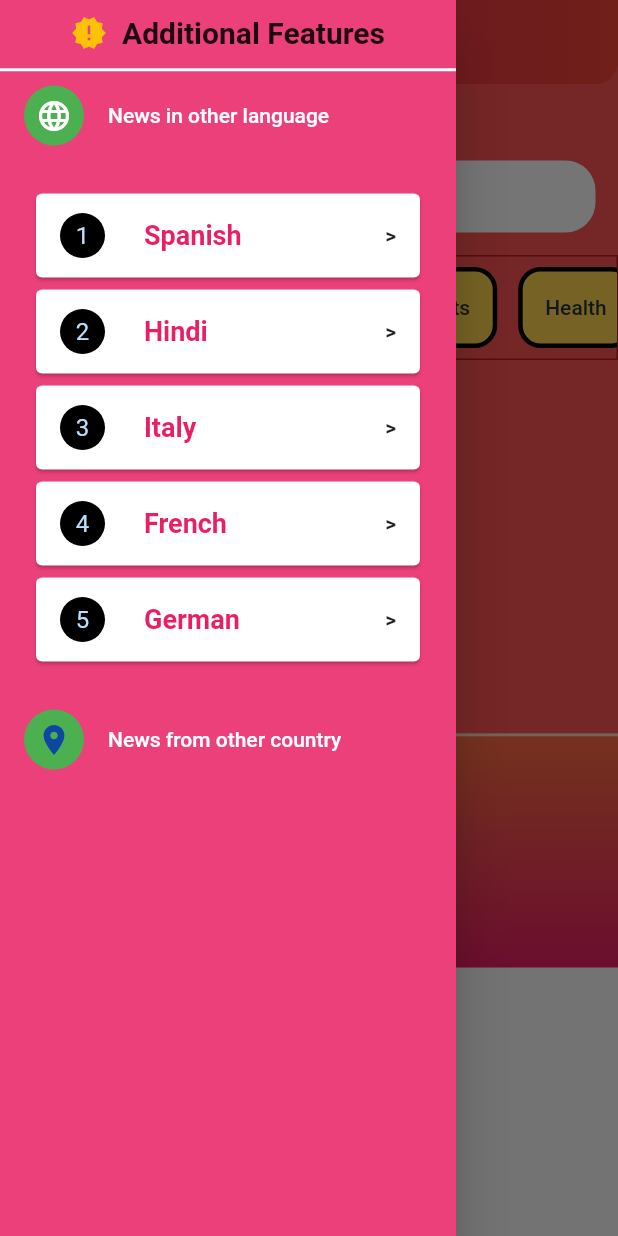
After one commit to abrana411/news_app, a Flutter app: the screen it shows after launch, in the side drawer, after a tap on "News in other language", on a phone screen of 412 x 824 dp. The commit adds this screen. Run offline on Flutter 3.47's test engine with Material 2 defaults, Android fonts, the phone set to English and light mode, and no system bars; drawn by our look-alikes of carousel_slider; our stand-ins replace flutter_spinkit, webview_flutter; network calls fail.

Commit message:
solved he serach functionality bug and also added additional features option to the apk

```diff
--- a/newsapp/lib/providers/newsprovider.dart
+++ b/newsapp/lib/providers/newsprovider.dart
@@ -15,32 +15,39 @@ class newsProvider with ChangeNotifier {
   final List<newsData> _itemtechnology = [];
   final List<newsData> _itementertainment = [];
   final List<newsData> _itemSearched = [];
+  final List<newsData> _itemadditional = [];
 
   List<newsData> get item {
     return [..._items]; //returning the clone of this _items list
   }
 
-  List<newsData> itemCategory(String cat) {
+  List<newsData> itemCategory(String cat, bool isadditional) {
     //here not making a getter rather a method that will give the copy of the desired ategory list having news
-    if (cat == "india") {
+    if (cat == "india" && !isadditional) {
       return [..._itemsindia];
-    } else if (cat == "business") {
+    } else if (cat == "business" && !isadditional) {
       return [..._itembusiness];
-    } else if (cat == "entertainment") {
+    } else if (cat == "entertainment" && !isadditional) {
       return [..._itementertainment];
-    } else if (cat == "general") {
+    } else if (cat == "general" && !isadditional) {
       return [..._itemgeneral];
-    } else if (cat == "health") {
+    } else if (cat == "health" && !isadditional) {
       return [..._itemhealth];
-    } else if (cat == "science") {
+    } else if (cat == "science" && !isadditional) {
       return [..._itemscience];
-    } else if (cat == "sports") {
+    } else if (cat == "sports" && !isadditional) {
       return [..._itemsports];
-    } else if (cat == "technology") {
+    } else if (cat == "technology" && !isadditional) {
       return [..._itemtechnology];
     } else //if any thing is searched
     {
-      return [..._itemSearched];
+      if (isadditional) {
+        //agar country ya language h to
+        //print("yoyoyo");
+        return [..._itemadditional];
+      } else {
+        return [..._itemSearched];
+      }
     }
   }
 
@@ -65,7 +72,6 @@ class newsProvider with ChangeNotifier {
               title: ele["title"]);
 
           _items.add(instance); //adding this new instamce to the _items list
-
         } catch (e) {
           //print(e);
         }
@@ -73,6 +79,47 @@ class newsProvider with ChangeNotifier {
       notifyListeners();
     } catch (err) {
       // print(err);
+    }
+  }
+
+  Future<void> fetchAdditional(String counlan, bool iscountry) async {
+    _itemadditional
+        .clear(); //shuru me khali kar denge koi previous chej hogi isme to
+    //print(counlan + "   coun");
+    var url = "";
+    if (!iscountry) //agar language ki chahiyie to
+    {
+      url =
+          "https://newsapi.org/v2/everything?language=$counlan&q=-china&apiKey=dde8eb71d71b4f79a8f5e0b9943fd73a";
+    } else {
+      url =
+          "https://newsapi.org/v2/top-headlines?country=$counlan&apiKey=dde8eb71d71b4f79a8f5e0b9943fd73a";
+    }
+
+    try {
+      final res = await http.get(Uri.parse(url));
+      final data = jsonDecode(res.body);
+      //print(url);
+      data["articles"].forEach((ele) {
+        try {
+          newsData instance = newsData(
+              //creating a new instance
+              UrltoMore: ele["url"],
+              ImageToUrl: ele["urlToImage"],
+              desc: ele["description"],
+              title: ele["title"]);
+          if (ele["url"].toString().substring(0, 5) == "https") {
+            _itemadditional.add(instance);
+          }
+        } catch (err) {
+          //print(err);
+          //print("1");
+        }
+      });
+      notifyListeners();
+    } catch (err) {
+      //print(err);
+      //print("2");
     }
   }
 
--- a/newsapp/lib/screens/category.dart
+++ b/newsapp/lib/screens/category.dart
@@ -50,7 +50,7 @@ class _categoryScreenState extends State<categoryScreen> {
   @override
   Widget build(BuildContext context) {
     var data = Provider.of<newsProvider>(context, listen: false).itemCategory(
-        widget.category); //getting the list of news of desired category
+        widget.category, false); //getting the list of news of desired category
     return Scaffold(
       extendBodyBehindAppBar:
           true, //this make the content of body behind appbar too..and making it true as want to show rounded brder in appbar so...have to make color behind appbar same with body i will exend body from top itself
--- a/newsapp/lib/screens/home.dart
+++ b/newsapp/lib/screens/home.dart
@@ -13,6 +13,7 @@ import '../providers/newsprovider.dart';
 import '../screens/category.dart';
 import '../screens/search.dart';
 import '../widgets/newsviews.dart';
+import '../widgets/draw_er.dart';
 
 class HomeScreen extends StatefulWidget {
   static const routeName = "/home";
@@ -89,7 +90,8 @@ class _HomeScreenState extends State<HomeScreen> {
     var data = Provider.of<newsProvider>(context, listen: false)
         .item; //getting the list once we have fetched the data
     var dataSlider = Provider.of<newsProvider>(context, listen: false)
-        .itemCategory("india"); //getting the list once we have fetched the data
+        .itemCategory(
+            "india", false); //getting the list once we have fetched the data
 
     var smalldataSlider = dataSlider.length >
             7 //if we have like 1000 items and we want only few then it is better to make contraint inside the for loop in the provider where we are fetching data ...because agar usse is tarike se krenge to uper vali list me sab kuch store hoga and that will take a lot of memory
@@ -106,6 +108,11 @@ class _HomeScreenState extends State<HomeScreen> {
     final random = Random(); //creating instance of random class
     final String exgenre = genre[random.nextInt(genre.length)];
     return Scaffold(
+        drawer: Theme(
+            data: Theme.of(context).copyWith(
+                //changing the clor of the drawer using theme
+                canvasColor: Colors.pink[400]),
+            child: const sideScr()),
         extendBodyBehindAppBar:
             true, //this make the content of body behind appbar too..and making it true as want to show rounded brder in appbar so...have to make color behind appbar same with body i will exend body from top itself
 
--- a/newsapp/lib/screens/search.dart
+++ b/newsapp/lib/screens/search.dart
@@ -80,7 +80,7 @@ class _searchScreenState extends State<searchScreen> {
     final random = Random(); //creating instance of random class
     final String exgenre = genre[random.nextInt(genre.length)];
     var data = Provider.of<newsProvider>(context, listen: false)
-        .itemCategory(widget.searchedText);
+        .itemCategory(widget.searchedText, false);
     var _isvalidSearch = data.isEmpty
         ? false
         : true; //if we haven't got any news related to this then we will simply show an image or a message indicating no news related to particular seach perform
@@ -171,8 +171,8 @@ class _searchScreenState extends State<searchScreen> {
                           padding: const EdgeInsets.all(8.0),
                           child: Text(
                             searchTextController.text == ""
-                                ? "No news related to ${widget.searchedText} :("
-                                : "No news related to ${searchTextController.text} :(",
+                                ? "No news related to '${widget.searchedText}' :("
+                                : "No news related to '${searchTextController.text}' :(",
                             style: const TextStyle(
                                 fontWeight: FontWeight.bold,
                                 fontSize: 18,
--- /dev/null
+++ b/newsapp/lib/widgets/draw_er.dart
@@ -0,0 +1,202 @@
+import 'package:flutter/cupertino.dart';
+import 'package:flutter/material.dart';
+import 'package:flutter/painting.dart';
+
+import '../screens/additional.dart';
+
+// ignore: camel_case_types
+class sideScr extends StatefulWidget {
+  const sideScr({Key? key}) : super(key: key);
+
+  @override
+  _sideScrState createState() => _sideScrState();
+}
+
+// ignore: camel_case_types
+class _sideScrState extends State<sideScr> {
+  var _showLan = false;
+  var _showCoun = false;
+
+  var languages = ["Spanish", "Hindi", "Italy", "French", "German"];
+  // ignore: non_constant_identifier_names
+  var language_codes = ["es", "hi", "it", "fr", "de"];
+  var countries = [
+    "Usa",
+    "Singapore",
+    "Japan",
+    "Russia",
+    "Canada",
+    "Mexico",
+    "Malaysia"
+  ];
+  // ignore: non_constant_identifier_names
+  var countries_codes = ["us", "sg", "jp", "ru", "ca", "mx", "my"];
+
+  void onselection(int index, bool isCountry) {
+    String name;
+    String counLanName;
+    if (isCountry) {
+      name = countries_codes[index];
+      counLanName = countries[index];
+    } else {
+      name = language_codes[index];
+      counLanName = languages[index];
+    }
+    Navigator.push(
+        //not using push named as we want to pass a single value to the constructor of cadditional
+        context,
+        MaterialPageRoute(
+            builder: (context) => additionalScr(
+                  counLanCode: name,
+                  isCountry: isCountry,
+                  counLanName: counLanName,
+                )));
+  }
+
+  @override
+  Widget build(BuildContext context) {
+    return Drawer(
+      child: ListView(
+        children: [
+          const SizedBox(
+            height: 10,
+          ),
+          Row(
+            mainAxisAlignment: MainAxisAlignment.center,
+            children: const [
+              Icon(
+                Icons.new_releases_sharp,
+                color: Colors.amber,
+              ),
+              SizedBox(
+                width: 10,
+              ),
+              Text("Additional Features",
+                  style: TextStyle(fontSize: 20, fontWeight: FontWeight.bold)),
+            ],
+          ),
+          const SizedBox(
+            height: 10,
+          ),
+          const Divider(
+            height: 5,
+            thickness: 2,
+            color: Colors.white,
+          ),
+          GestureDetector(
+            onTap: () {
+              setState(() {
+                _showLan = !_showLan;
+              });
+            },
+            child: const ListTile(
+              leading: CircleAvatar(
+                backgroundColor: Colors.green,
+                child: Icon(
+                  Icons.language,
+                  color: Colors.white,
+                ),
+              ),
+              title: Text(
+                "News in other language",
+                style: TextStyle(color: Colors.white),
+              ),
+            ),
+          ),
+          _showLan
+              ? Container(
+                  margin: const EdgeInsets.all(20),
+                  child: ListView.builder(
+                    itemBuilder: (BuildContext context, index) {
+                      return GestureDetector(
+                        onTap: () {
+                          onselection(index, false);
+                        },
+                        child: Card(
+                          child: ListTile(
+                            title: Text(
+                              languages[index],
+                              style: const TextStyle(
+                                  fontSize: 18,
+                                  fontWeight: FontWeight.bold,
+                                  color: Colors.pink),
+                            ),
+                            leading: CircleAvatar(
+                              backgroundColor: Colors.black,
+                              radius: 15,
+                              child: Text("${index + 1}"),
+                            ),
+                            trailing: const Text(
+                              ">",
+                              style: TextStyle(fontWeight: FontWeight.bold),
+                            ),
+                          ),
+                        ),
+                      );
+                    },
+                    itemCount: languages.length,
+                    shrinkWrap: true,
+                  ),
+                )
+              : Container(),
+          GestureDetector(
+            onTap: () {
+              setState(() {
+                _showCoun = !_showCoun;
+              });
+            },
+            child: ListTile(
+              leading: CircleAvatar(
+                backgroundColor: Colors.green,
+                child: Icon(
+                  Icons.place,
+                  color: Colors.blue.shade900,
+                ),
+              ),
+              title: const Text(
+                "News from other country",
+                style: TextStyle(color: Colors.white),
+              ),
+            ),
+          ),
+          _showCoun
+              ? Container(
+                  margin: const EdgeInsets.all(20),
+                  child: ListView.builder(
+                    itemBuilder: (BuildContext context, index) {
+                      return GestureDetector(
+                        onTap: () {
+                          onselection(index, true);
+                        },
+                        child: Card(
+                          child: ListTile(
+                            title: Text(
+                              countries[index],
+                              style: const TextStyle(
+                                  fontSize: 18,
+                                  fontWeight: FontWeight.bold,
+                                  color: Colors.pink),
+                            ),
+                            leading: CircleAvatar(
+                              backgroundColor: Colors.black,
+                              radius: 15,
+                              child: Text("${index + 1}"),
+                            ),
+                            trailing: const Text(
+                              ">",
+                              style: TextStyle(fontWeight: FontWeight.bold),
+                            ),
+                          ),
+                        ),
+                      );
+                    },
+                    itemCount: countries.length,
+                    shrinkWrap: true,
+                  ),
+                )
+              : Container(),
+        ],
+      ),
+    );
+  }
+}
```
Also changed, not shown: newsapp/lib/screens/additional.dart (added, +291 -0 lines).
